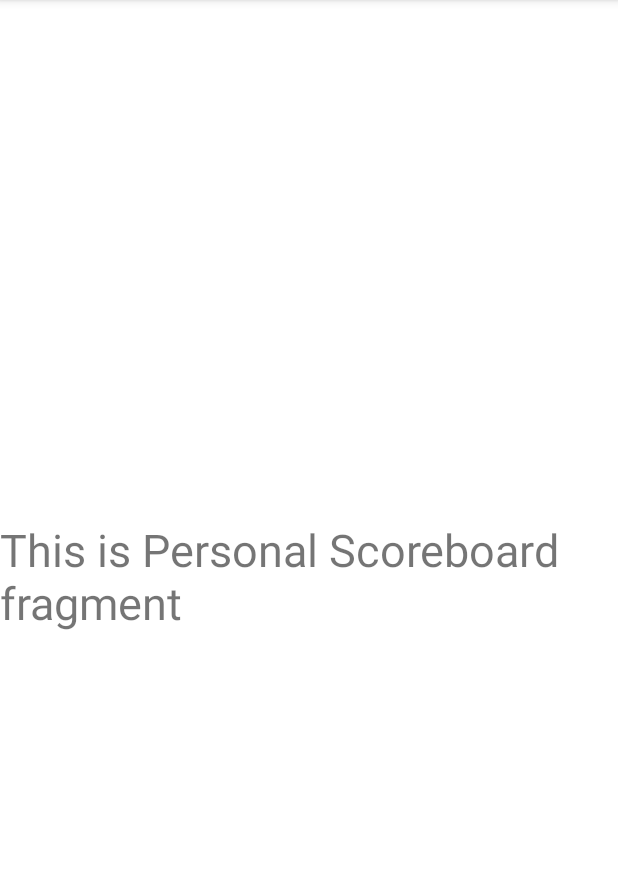
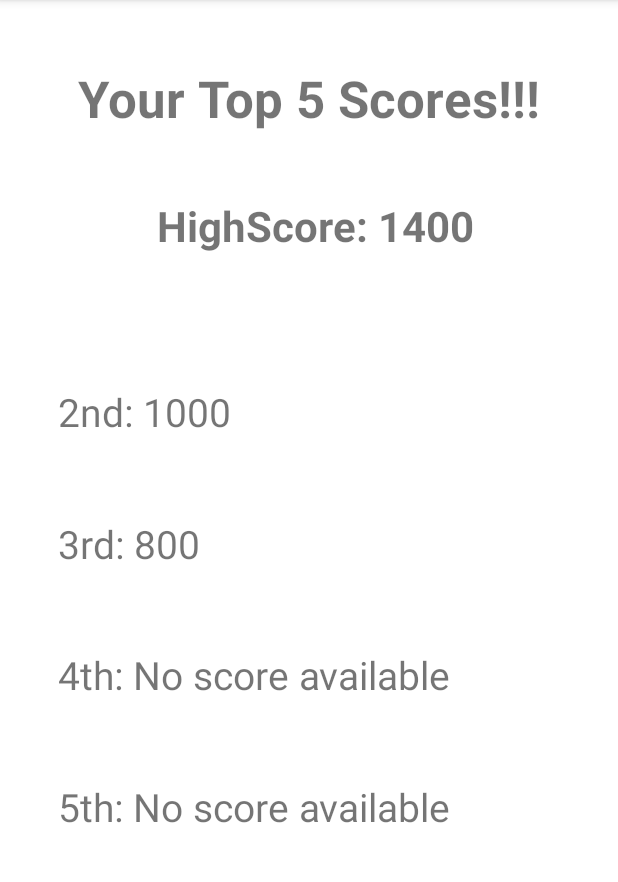
Before and after one commit to dotNote-2022/dotQuiz, an Android app: the fragment PersonalScoreboard shown on its own in the app's theme, on a phone screen of 412 x 824 dp, the part 84-966 px from its top. Run offline under Robolectric (Android 15) with nearby library versions, the phone set to English and light mode, and no system bars.

Commit message:
final scoreboard additions for dev

```diff
--- a/app/src/main/java/com/example/dotnote/ui/gamescreen/ScoreBoard.java
+++ b/app/src/main/java/com/example/dotnote/ui/gamescreen/ScoreBoard.java
@@ -5,33 +5,42 @@ public class ScoreBoard {
     private int score;
     private int highScore;
 
-    private final List<Integer> playerScores;
+    public final List<Integer> playerScores;
 
     public ScoreBoard(List<Integer> playerScores) {
         this.playerScores = playerScores;
+        playerScores.add(1400); // This is a Test Score (To be removed)
+        playerScores.add(1000); // This is a Test Score (To be removed)
+        //playerScores.add(1200);
+        //playerScores.add(1920);
+        playerScores.add(800);  // This is a Test Score (To be removed)
+        //playerScores.add(600);
+
         score = 0;
         highScore = 0;
     }
 
-    private void sortList() {
-        Collections.sort(playerScores);
+    // sort the list in descending order
+    public void sortList() {
+        Collections.sort(playerScores, Collections.reverseOrder());
     }
 
     // Update the score after each game has ended.
     public void addScore(int score) {
         this.score += score;
-        if (this.score > highScore) {
+        if (this.score > highScore)
             highScore = this.score;
-        }
-        playerScores.add(score);
+
+        if (!playerScores.contains(this.score)) // Check is score already exists.
+            playerScores.add(this.score);
         sortList();
         updateList();
     }
 
     // Update the list after each game has ended.
     public void updateList() {
-        if (playerScores.size() > 10) {
-            for (int i = 10; i < playerScores.size(); i++) {
+        if (playerScores.size() > 5) {
+            for (int i = 5; i < playerScores.size(); i++) {
                 playerScores.remove(i);
             }
         }
--- a/app/src/main/java/com/example/dotnote/ui/scoreboard/PersonalScoreboard.java
+++ b/app/src/main/java/com/example/dotnote/ui/scoreboard/PersonalScoreboard.java
@@ -1,5 +1,6 @@
 package com.example.dotnote.ui.scoreboard;
 
+import android.annotation.SuppressLint;
 import android.os.Bundle;
 
 import androidx.annotation.NonNull;
@@ -12,9 +13,14 @@ import android.view.ViewGroup;
 import android.widget.TextView;
 
 import com.example.dotnote.databinding.FragmentScoreboardBinding;
+import com.example.dotnote.ui.gamescreen.ScoreBoard;
+
+import java.util.ArrayList;
+import java.util.List;
 
 public class PersonalScoreboard extends Fragment {
     private FragmentScoreboardBinding binding;
+    ScoreBoard scoreBoard = new ScoreBoard(new ArrayList<>());
 
     public View onCreateView(@NonNull LayoutInflater inflater,
                              ViewGroup container, Bundle savedInstanceState) {
@@ -26,7 +32,54 @@ public class PersonalScoreboard extends Fragment {
 
         final TextView textView = binding.scoreboardPersonalScoreTextView;
         scoreboardViewModel.getText().observe(getViewLifecycleOwner(), textView::setText);
+        introView();
+        displayRestScores(scoreBoard.playerScores);
         return root;
+    }
+
+    @SuppressLint("SetTextI18n")
+    private void introView(){
+        final TextView introView = binding.scoreBoardIntro;
+        introView.setText("Your Top 5 Scores!!!");
+    }
+
+    @SuppressLint("SetTextI18n")
+    public void displayRestScores(List<Integer> playerScores) {
+        scoreBoard.sortList();
+
+        final TextView highScoreView = binding.highScoreInt;
+        final TextView secondScore = binding.secondScore;
+        final TextView thirdScore = binding.thirdScore;
+        final TextView fourthScore = binding.fourthScore;
+        final TextView fifthScore = binding.fifthScore;
+
+        for (int i = 0; i < playerScores.size(); i++) {
+            if (i == 0)
+                highScoreView.setText("HighScore: " + playerScores.get(i));
+            else if (i == 1)
+                secondScore.setText("2nd: " + playerScores.get(i));
+            else if (i == 2)
+                thirdScore.setText("3rd: " + playerScores.get(i));
+            else if (i == 3)
+                fourthScore.setText("4th: " + playerScores.get(i));
+            else if (i == 4)
+                fifthScore.setText("5th: " + playerScores.get(i));
+        }
+        if(playerScores.size() < 5){
+            for(int i = playerScores.size(); i < 5; i++){
+                if(i == 0)
+                    highScoreView.setText("No HighScore Yet!");
+                else if(i == 1)
+                    secondScore.setText("2nd: No score available");
+                else if(i == 2)
+                    thirdScore.setText("3rd: No score available");
+                else if(i == 3)
+                    fourthScore.setText("4th: No score available");
+                else if(i == 4)
+                    fifthScore.setText("5th: No score available");
+            }
+        }
+
     }
 
     @Override
--- a/app/src/main/java/com/example/dotnote/ui/scoreboard/ScoreboardViewModel.java
+++ b/app/src/main/java/com/example/dotnote/ui/scoreboard/ScoreboardViewModel.java
@@ -9,7 +9,7 @@ public class ScoreboardViewModel extends ViewModel {
 
     public ScoreboardViewModel() {
         mText = new MutableLiveData<>();
-        mText.setValue("This is Personal Scoreboard fragment");
+        mText.setValue("");
     }
 
     public LiveData<String> getText() {
--- a/app/src/main/res/layout/fragment_scoreboard.xml
+++ b/app/src/main/res/layout/fragment_scoreboard.xml
@@ -10,11 +10,84 @@
         android:id="@+id/scoreboardPersonalScoreTextView"
         android:layout_width="wrap_content"
         android:layout_height="wrap_content"
-        android:text="Personal HighScore View"
+        android:layout_marginStart="96dp"
+        android:text="High Score:"
         android:textSize="30sp"
         app:layout_constraintBottom_toBottomOf="parent"
+        app:layout_constraintStart_toStartOf="parent"
+        app:layout_constraintTop_toTopOf="parent"
+        app:layout_constraintVertical_bias="0.179" />
+
+    <TextView
+        android:id="@+id/fourthScore"
+        android:layout_width="wrap_content"
+        android:layout_height="wrap_content"
+        android:text="4th:"
+        android:textSize="26sp"
+        app:layout_constraintBottom_toBottomOf="parent"
+        app:layout_constraintStart_toStartOf="@+id/thirdScore"
+        app:layout_constraintTop_toTopOf="parent"
+        app:layout_constraintVertical_bias="0.590" />
+
+    <TextView
+        android:id="@+id/secondScore"
+        android:layout_width="wrap_content"
+        android:layout_height="wrap_content"
+        android:text="2nd:"
+        android:textSize="26sp"
+        app:layout_constraintBottom_toBottomOf="parent"
         app:layout_constraintEnd_toEndOf="parent"
-        app:layout_constraintHorizontal_bias="0.5"
+        app:layout_constraintHorizontal_bias="0.13"
+        app:layout_constraintStart_toStartOf="parent"
+        app:layout_constraintTop_toTopOf="parent"
+        app:layout_constraintVertical_bias="0.350" />
+
+    <TextView
+        android:id="@+id/thirdScore"
+        android:layout_width="wrap_content"
+        android:layout_height="wrap_content"
+        android:text="3rd:"
+        android:textSize="26sp"
+        app:layout_constraintBottom_toBottomOf="parent"
+        app:layout_constraintStart_toStartOf="@+id/secondScore"
+        app:layout_constraintTop_toTopOf="parent"
+        app:layout_constraintVertical_bias="0.470" />
+
+    <TextView
+        android:id="@+id/fifthScore"
+        android:layout_width="wrap_content"
+        android:layout_height="wrap_content"
+        android:text="5th:"
+        android:textSize="26sp"
+        app:layout_constraintBottom_toBottomOf="parent"
+        app:layout_constraintStart_toStartOf="@+id/fourthScore"
+        app:layout_constraintTop_toTopOf="parent"
+        app:layout_constraintVertical_bias="0.710" />
+
+    <TextView
+        android:id="@+id/highScoreInt"
+        android:layout_width="wrap_content"
+        android:layout_height="wrap_content"
+        android:layout_marginEnd="96dp"
+        android:text="1000"
+        android:textSize="28sp"
+        android:textStyle="bold"
+        app:layout_constraintBottom_toBottomOf="parent"
+        app:layout_constraintEnd_toEndOf="parent"
+        app:layout_constraintHorizontal_bias="1.0"
+        app:layout_constraintStart_toEndOf="@+id/scoreboardPersonalScoreTextView"
+        app:layout_constraintTop_toTopOf="parent"
+        app:layout_constraintVertical_bias="0.18" />
+
+    <TextView
+        android:id="@+id/scoreBoardIntro"
+        android:layout_width="wrap_content"
+        android:layout_height="wrap_content"
+        android:text="Your Top 5 Scores"
+        android:textSize="34sp"
+        android:textStyle="bold"
+        app:layout_constraintBottom_toTopOf="@+id/scoreboardPersonalScoreTextView"
+        app:layout_constraintEnd_toEndOf="parent"
         app:layout_constraintStart_toStartOf="parent"
         app:layout_constraintTop_toTopOf="parent" />
 
```
